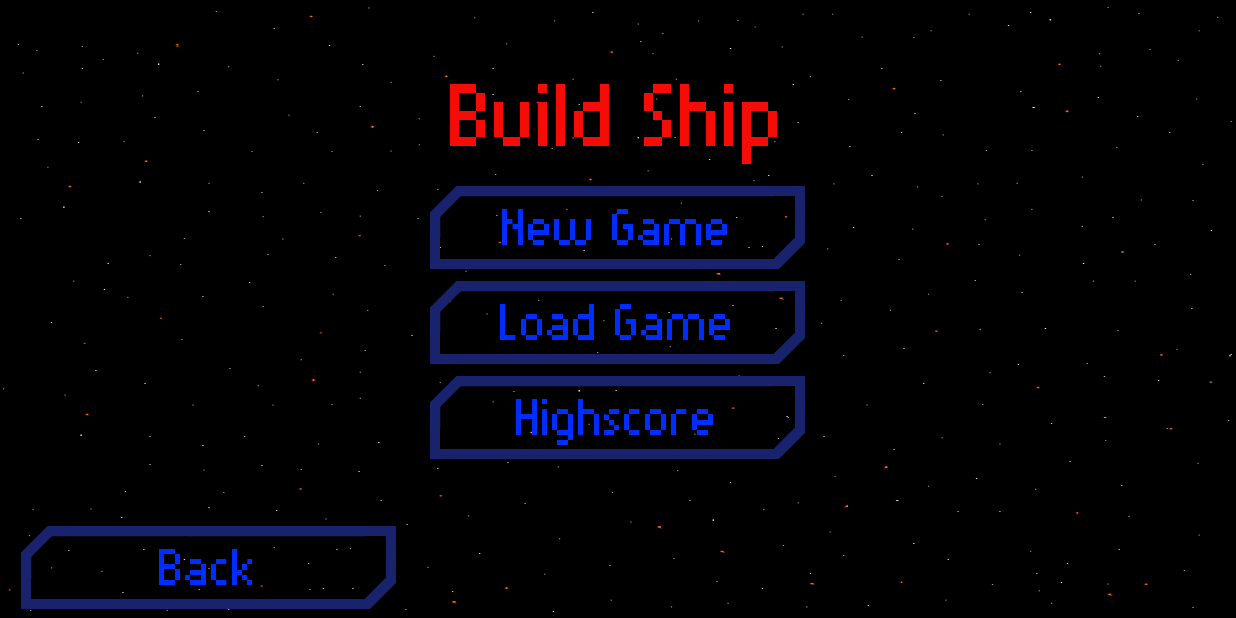
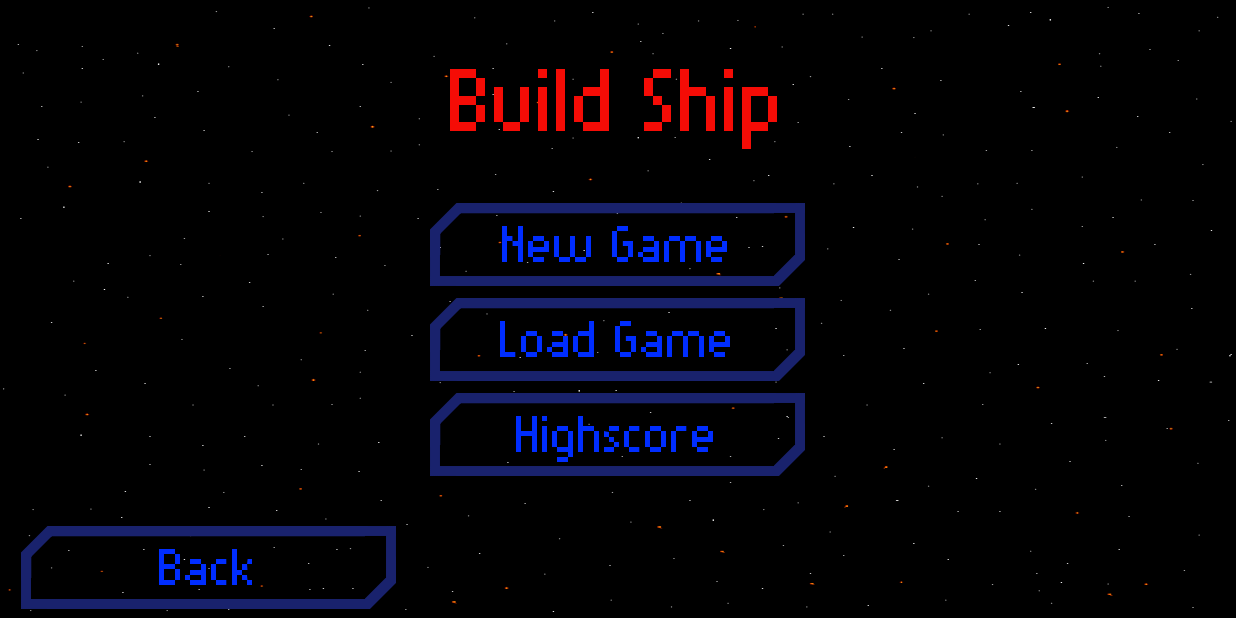
Before and after one commit to PaulWen/Space-Invaders-Android-Studio, an Android app: the BuildShipStartActivity screen opened directly, with no data from a screen before it, on a phone screen of 824 x 412 dp (held sideways). Run offline under Robolectric (Android 15) with nearby library versions, the phone set to English and light mode, and no system bars.

Commit message:
Layouts skalierbar gemacht

```diff
--- a/Space Invaders (Android)/app/src/main/res/layout/build_ship_start_menu.xml
+++ b/Space Invaders (Android)/app/src/main/res/layout/build_ship_start_menu.xml
@@ -6,6 +6,11 @@
     <LinearLayout
         style="@style/Layout.CenterLinearLayout" >
 
+		<View
+			android:layout_width="match_parent"
+			android:layout_height="match_parent"
+			android:layout_weight="1"/>
+
 	    <!-- Überschrift -->
 	    <com.dreede.spaceinvaders.view.FontTextView
 			style="@style/Widget.TextView.H.H1"
@@ -13,7 +18,10 @@
 	        android:textColor="@color/red"
 		/>
 
-
+		<View
+			android:layout_width="match_parent"
+			android:layout_height="match_parent"
+			android:layout_weight="1"/>
 
 	    <ScrollView
 	        style="@style/Layout.ScrollView">
@@ -48,6 +56,12 @@
 
 		    </LinearLayout>
 	    </ScrollView>
+
+			<View
+				android:layout_width="match_parent"
+				android:layout_height="match_parent"
+				android:layout_weight="1"/>
+
 	  </LinearLayout>
 
     <com.dreede.spaceinvaders.view.FontButton
--- a/Space Invaders (Android)/app/src/main/res/layout/highscore_menu.xml
+++ b/Space Invaders (Android)/app/src/main/res/layout/highscore_menu.xml
@@ -6,7 +6,6 @@
         style="@style/Layout.CenterLinearLayout" >
 
 	    <!-- Überschrift -->
-
 	    <com.dreede.spaceinvaders.view.FontTextView
 	        style="@style/Widget.TextView.H.H1"
 	        android:text="@string/highscore"
@@ -39,7 +38,6 @@
 	    </TableLayout>
 
 	    <!-- Content -->
-
 	    <ScrollView
 	        style="@style/Layout.ScrollView" >
 
```
Also changed, not shown: Space Invaders (Android)/app/src/main/java/com/dreede/spaceinvaders/view/GameRenderer.java (+5 -5 lines), Space Invaders (Android)/app/src/main/res/layout/credits_menu.xml (+11 -2 lines), Space Invaders (Android)/app/src/main/res/layout/game_over.xml (+11 -1 lines), Space Invaders (Android)/app/src/main/res/layout/load.xml (+10 -0 lines), Space Invaders (Android)/app/src/main/res/layout/load_game_menu.xml (+16 -1 lines), Space Invaders (Android)/app/src/main/res/layout/options_menu.xml (+16 -1 lines), Space Invaders (Android)/app/src/main/res/layout/pause_menu.xml (+14 -0 lines), Space Invaders (Android)/app/src/main/res/layout/play_menu.xml (+14 -1 lines), Space Invaders (Android)/app/src/main/res/layout/start_menu.xml (+15 -1 lines), Space Invaders (Android)/app/src/main/java/com/dreede/spaceinvaders/model/entities/buttons/ImageViewButton.java (indentation only), 5 other files.
